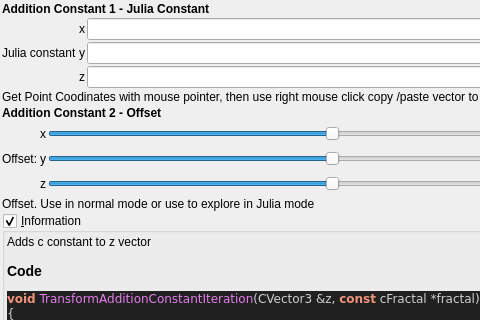
buddhi1980/mandelbulber2, file mandelbulber2/qt_data/fractal_transf_addition_constant.ui: the form before one commit; both pictures show x 0 to 480 and y 0 to 320 of the 709 by 690 pixel window.
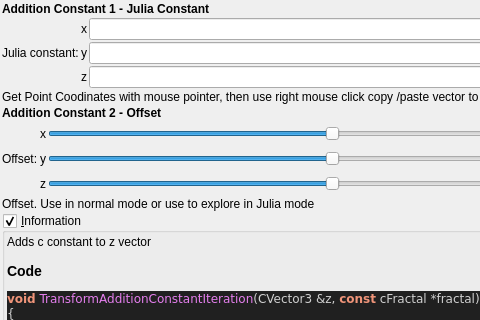
The form after the commit. Custom widgets are drawn as their Qt base class.

```diff
--- a/mandelbulber2/qt_data/fractal_transf_addition_constant.ui
+++ b/mandelbulber2/qt_data/fractal_transf_addition_constant.ui
@@ -94,7 +94,7 @@
      <item row="3" column="1">
       <widget class="QLabel" name="label_256">
        <property name="text">
-        <string>Julia constant</string>
+        <string>Julia constant:</string>
        </property>
       </widget>
      </item>
```
Left out of the diff: 12 changed lines with no effect on the pictures.
